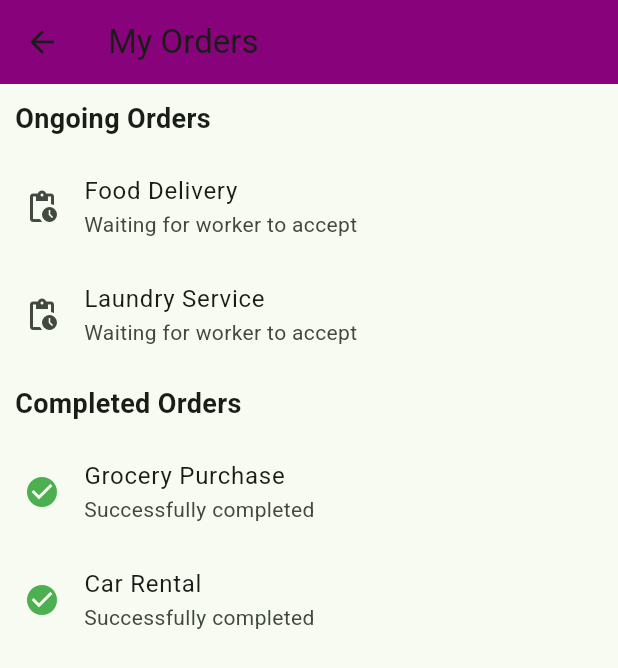
After one commit to reofficial/Kaya-Kita, a Flutter app: the OrdersScreen screen opened directly, on a phone screen of 412 x 824 dp. The commit adds this screen. Shown: the top 668 px of the screen. Run offline on Flutter 3.47's test engine with Material 3 defaults, Android fonts, the phone set to English and light mode, and no system bars; our stand-ins replace fl_chart, flutter_dotenv.

Commit message:
Added Orders screen for customer orders (completed/ongoing)

```diff
--- a/frontend/starter/lib/home.dart
+++ b/frontend/starter/lib/home.dart
@@ -4,6 +4,7 @@ import 'package:starter/main.dart';
 import 'package:starter/editprofile.dart';
 import 'package:starter/newpost.dart';
 import 'package:starter/joblistings.dart';
+import 'package:starter/orders.dart';
 
 class HomeScreen extends StatefulWidget {
   const HomeScreen({super.key});
@@ -22,6 +23,11 @@ class _HomeScreenState extends State<HomeScreen> {
     Navigator.push(
       context,
       MaterialPageRoute(builder: (context) => const NewPostScreen()),
+    );
+  } else if (index == 3) { // If "Orders" is selected
+    Navigator.push(
+      context,
+      MaterialPageRoute(builder: (context) => const OrdersScreen()),
     );
   } else {
     setState(() {
--- /dev/null
+++ b/frontend/starter/lib/orders.dart
@@ -0,0 +1,57 @@
+import 'package:flutter/material.dart';
+
+class OrdersScreen extends StatelessWidget {
+  const OrdersScreen({super.key});
+
+  @override
+  Widget build(BuildContext context) {
+    // Sample data for orders
+    List<Map<String, dynamic>> orders = [
+      {"title": "Food Delivery", "status": "Ongoing"},
+      {"title": "Laundry Service", "status": "Ongoing"},
+      {"title": "Grocery Purchase", "status": "Completed"},
+      {"title": "Car Rental", "status": "Completed"},
+    ];
+
+    return Scaffold(
+      appBar: AppBar(
+        title: const Text("My Orders"),
+        backgroundColor: const Color(0xFF87027B),
+      ),
+      body: ListView(
+        children: [
+          const Padding(
+            padding: EdgeInsets.all(10.0),
+            child: Text(
+              "Ongoing Orders",
+              style: TextStyle(fontSize: 18, fontWeight: FontWeight.bold),
+            ),
+          ),
+          ...orders
+              .where((order) => order["status"] == "Ongoing")
+              .map((order) => ListTile(
+                    leading: const Icon(Icons.pending_actions),
+                    title: Text(order["title"]),
+                    subtitle: const Text("Waiting for worker to accept"),
+                  ))
+              .toList(),
+          const Padding(
+            padding: EdgeInsets.all(10.0),
+            child: Text(
+              "Completed Orders",
+              style: TextStyle(fontSize: 18, fontWeight: FontWeight.bold),
+            ),
+          ),
+          ...orders
+              .where((order) => order["status"] == "Completed")
+              .map((order) => ListTile(
+                    leading: const Icon(Icons.check_circle, color: Colors.green),
+                    title: Text(order["title"]),
+                    subtitle: const Text("Successfully completed"),
+                  ))
+              .toList(),
+        ],
+      ),
+    );
+  }
+}
```
